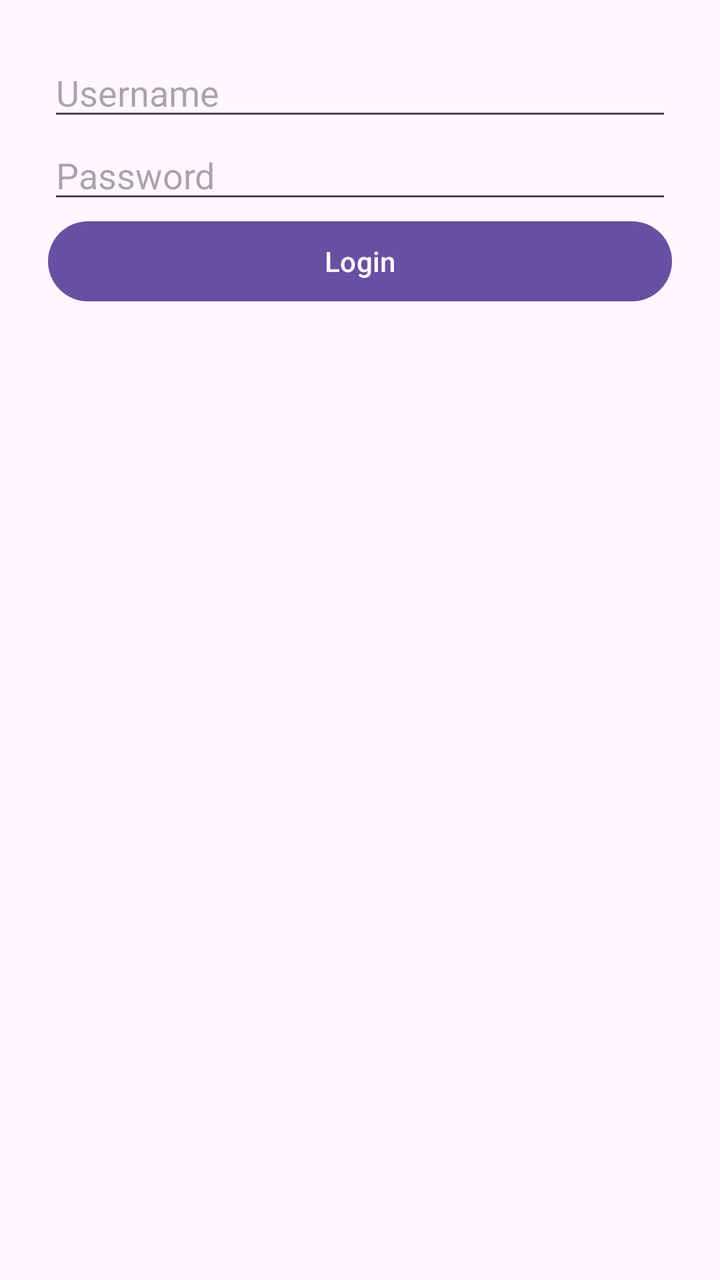
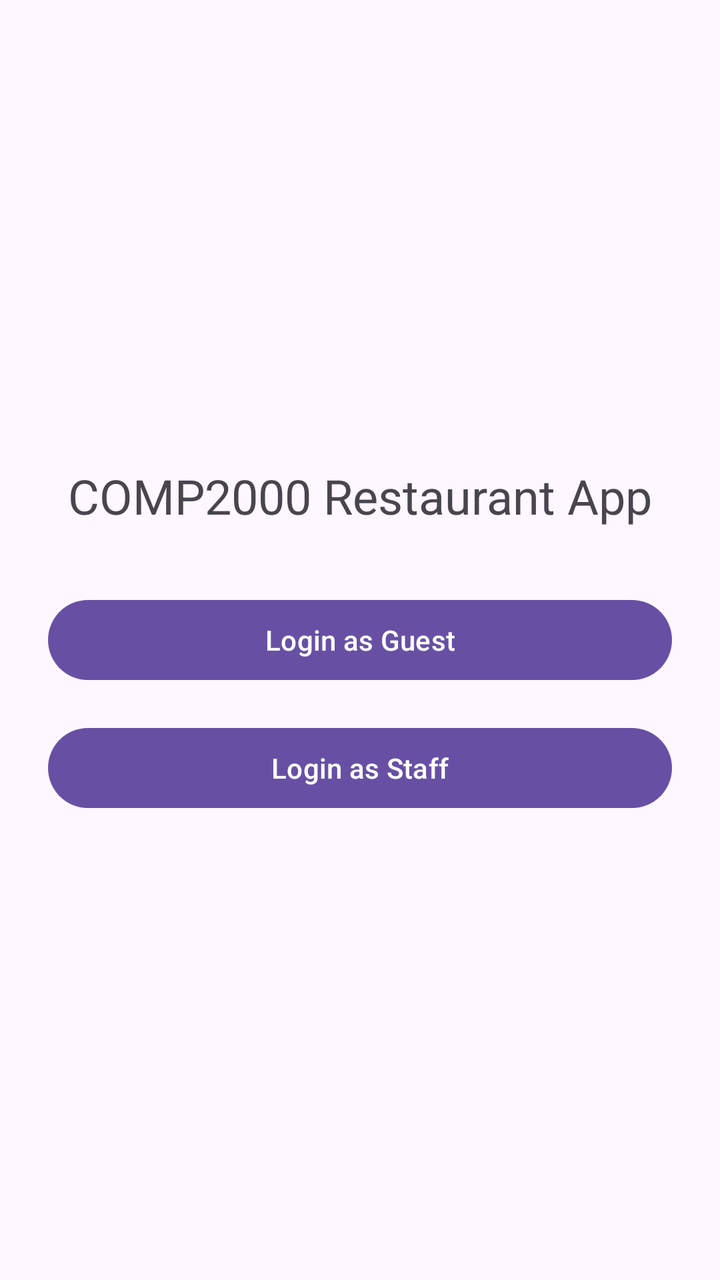

Two renders of the same Android screen: before a commit and after it. Below are the layout's source before the change and the commit's diff.
<!-- AndroidManifest.xml: application theme Theme.COMP2000RestaurantApp -->
<!-- res/layout/activity_login.xml -->
<?xml version="1.0" encoding="utf-8"?>
<LinearLayout xmlns:android="http://schemas.android.com/apk/res/android"
    android:layout_width="match_parent"
    android:layout_height="match_parent"
    android:orientation="vertical"
    android:padding="24dp">

    <EditText
        android:id="@+id/usernameInput"
        android:layout_width="match_parent"
        android:layout_height="wrap_content"
        android:hint="Username" />

    <EditText
        android:id="@+id/passwordInput"
        android:layout_width="match_parent"
        android:layout_height="wrap_content"
        android:hint="Password"
        android:inputType="textPassword" />

    <Button
        android:id="@+id/loginButton"
        android:layout_width="match_parent"
        android:layout_height="wrap_content"
        android:text="Login" />

</LinearLayout>
<!-- resources referenced by this layout -->
<resources>
  <style name="Theme.COMP2000RestaurantApp" parent="Base.Theme.COMP2000RestaurantApp" />
  <style name="Base.Theme.COMP2000RestaurantApp" parent="Theme.Material3.DayNight.NoActionBar">
          
          
      </style>
</resources>

<!-- the commit's change to res/layout/activity_login.xml (unified diff, before → after) -->
@@ -1,27 +1,28 @@
 <?xml version="1.0" encoding="utf-8"?>
 <LinearLayout xmlns:android="http://schemas.android.com/apk/res/android"
+    android:orientation="vertical"
+    android:gravity="center"
+    android:padding="24dp"
     android:layout_width="match_parent"
-    android:layout_height="match_parent"
-    android:orientation="vertical"
-    android:padding="24dp">
+    android:layout_height="match_parent">
 
-    <EditText
-        android:id="@+id/usernameInput"
-        android:layout_width="match_parent"
-        android:layout_height="wrap_content"
-        android:hint="Username" />
-
-    <EditText
-        android:id="@+id/passwordInput"
-        android:layout_width="match_parent"
-        android:layout_height="wrap_content"
-        android:hint="Password"
-        android:inputType="textPassword" />
+    <TextView
+        android:text="COMP2000 Restaurant App"
+        android:textSize="24sp"
+        android:layout_marginBottom="32dp"
+        android:layout_width="wrap_content"
+        android:layout_height="wrap_content"/>
 
     <Button
-        android:id="@+id/loginButton"
+        android:id="@+id/btnLoginGuest"
+        android:text="Login as Guest"
         android:layout_width="match_parent"
-        android:layout_height="wrap_content"
-        android:text="Login" />
+        android:layout_height="wrap_content"/>
 
+    <Button
+        android:id="@+id/btnLoginStaff"
+        android:text="Login as Staff"
+        android:layout_marginTop="16dp"
+        android:layout_width="match_parent"
+        android:layout_height="wrap_content"/>
 </LinearLayout>
